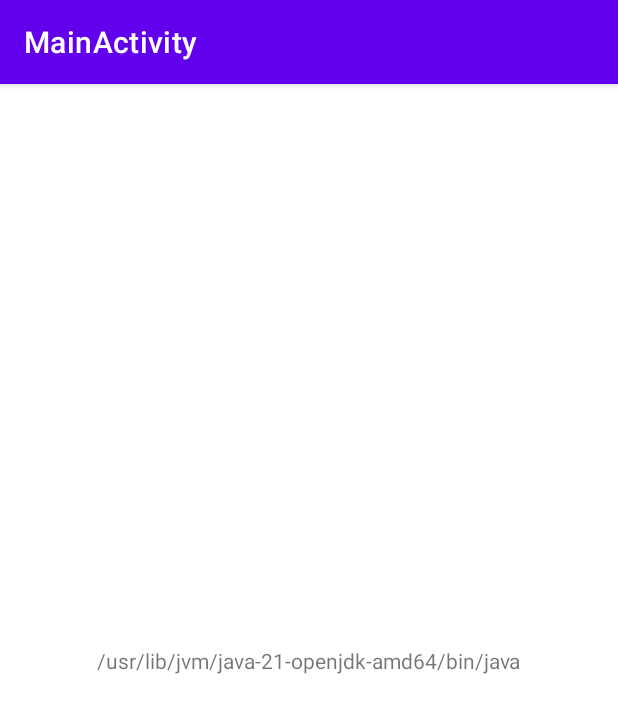
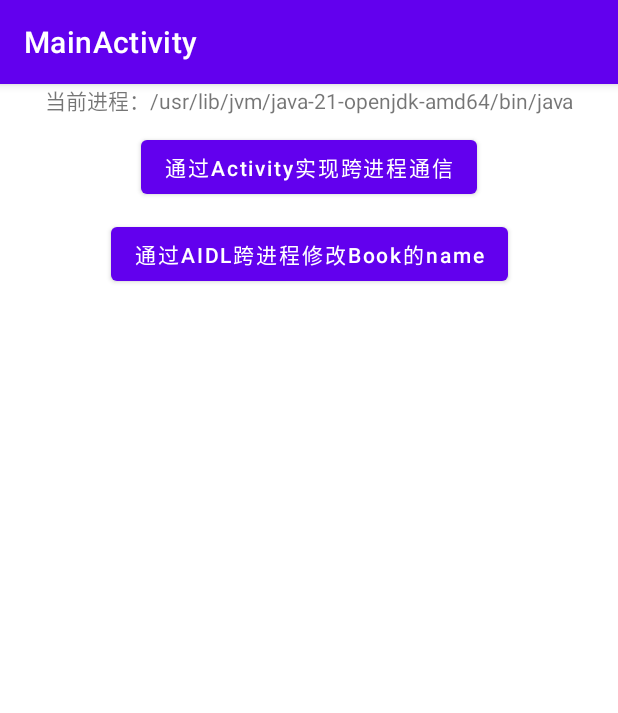
Before and after one commit to ljzjohnliu/JavaStudy, an Android app: the screen it shows after launch (MainActivity), on a phone screen of 412 x 824 dp. Shown: the top 713 px of the screen. Run offline under Robolectric (Android 15) with nearby library versions, the phone set to English and light mode, and no system bars; our stand-ins replace ButterKnife; libraries missing offline, so code that uses them is left out: com.squareup.leakcanary; 3 statements that could not run were skipped.

Commit message:
通过AIDL实现跨进程通信

```diff
--- a/app/src/main/AndroidManifest.xml
+++ b/app/src/main/AndroidManifest.xml
@@ -10,7 +10,8 @@
         android:roundIcon="@mipmap/ic_launcher_round"
         android:supportsRtl="true"
         android:theme="@style/Theme.JavaStudy">
-        <activity android:name="com.study.android.activity.MainActivity"
+        <activity
+            android:name="com.study.android.activity.MainActivity"
             android:label="MainActivity">
             <intent-filter>
                 <action android:name="android.intent.action.MAIN" />
@@ -75,7 +76,8 @@
             android:name="com.study.android.communicate.RemoteService"
             android:exported="true"
             android:label="RemoteService"
-            android:priority="1000" />
+            android:priority="1000"
+            android:process=":remote" />
     </application>
 
 </manifest>
--- a/app/src/main/java/com/study/android/activity/MainActivity.java
+++ b/app/src/main/java/com/study/android/activity/MainActivity.java
@@ -1,26 +1,67 @@
 package com.study.android.activity;
+
+import android.content.ComponentName;
+import android.content.Context;
+import android.content.Intent;
+import android.content.ServiceConnection;
+import android.os.Bundle;
+import android.os.IBinder;
+import android.os.RemoteException;
+import android.util.Log;
+import android.view.View;
+import android.widget.TextView;
 
 import androidx.activity.result.ActivityResultLauncher;
 import androidx.activity.result.contract.ActivityResultContracts;
 import androidx.appcompat.app.AppCompatActivity;
 
-import android.content.Intent;
-import android.os.Bundle;
-import android.text.TextUtils;
-import android.util.Log;
-import android.view.View;
-import android.widget.TextView;
+import com.study.android.R;
+import com.study.android.communicate.IBookAidlInterface;
+import com.study.android.communicate.RemoteActivity;
+import com.study.android.communicate.RemoteService;
+import com.study.android.utils.ProcessUtil;
+import com.study.android.utils.Utils;
 
-import com.study.android.R;
-import com.study.android.communicate.RemoteActivity;
-import com.study.android.utils.ProcessUtil;
+import butterknife.BindView;
+import butterknife.ButterKnife;
+import butterknife.OnClick;
 
 public class MainActivity extends AppCompatActivity {
-
+    private static final String TAG = "MainActivity";
     public static final String KEY_FROM = "KEY_FROM";
     public static final int RESULT_FROM_REMOTE = 1001;
+    @BindView(R.id.title)
+    TextView titleTv;
 
-    private TextView titleTv;
+    private IBookAidlInterface iBookAidlInterface = null;
+
+    private ServiceConnection serviceConnection = new ServiceConnection() {
+        @Override
+        public void onServiceConnected(ComponentName name, IBinder service) {
+            iBookAidlInterface = IBookAidlInterface.Stub.asInterface(service);
+            try {
+                String bookName = iBookAidlInterface.getTitle();
+                Log.d(TAG, "getTitle: bookName = " + bookName);
+            } catch (RemoteException e) {
+                e.printStackTrace();
+                Log.d(TAG, "onServiceConnected: e = " + e);
+            }
+        }
+
+        @Override
+        public void onServiceDisconnected(ComponentName name) {
+
+        }
+    };
+
+    /**
+     * bindService启动流程
+     * context.bindService()  -> onCreate()  -> onBind()  -> Service running  -> onUnbind()  -> onDestroy()  -> Service stop
+     */
+    private void bindService() {
+        Intent intent = new Intent(MainActivity.this, RemoteService.class);
+        bindService(intent, serviceConnection, Context.BIND_AUTO_CREATE);
+    }
 
     private ActivityResultLauncher myActivityLauncher = registerForActivityResult(new ActivityResultContracts.StartActivityForResult(), result -> {
         if (result.getResultCode() == RESULT_FROM_REMOTE) {
@@ -33,9 +74,21 @@ public class MainActivity extends AppCompatActivity {
     protected void onCreate(Bundle savedInstanceState) {
         super.onCreate(savedInstanceState);
         setContentView(R.layout.activity_main);
-        titleTv = findViewById(R.id.title);
-        titleTv.setText(ProcessUtil.getCurrentProcessName());
+        ButterKnife.bind(this);
+        Log.d(TAG, "onCreate:  getPids = " + Utils.getPids() + ", 进程：" + ProcessUtil.getCurrentProcessName());
+        titleTv.setText("当前进程：" + ProcessUtil.getCurrentProcessName());
+        bindService();
+    }
 
+    @Override
+    protected void onDestroy() {
+        super.onDestroy();
+        unbindService(serviceConnection);
+    }
+
+    @OnClick({R.id.remote_activity, R.id.get_book})
+    public void onClick(View view) {
+        switch (view.getId()) {
             /**
              * 匿名内部类应该是平时我们编写代码时用得最多的，在编写事件监听的代码时使用匿名内部类不但方便，而且使代码更加容易维护。
              * 代码中需要给按钮设置监听器对象，使用匿名内部类能够在实现父类或者接口中的方法情况下同时产生一个相应的对象，
@@ -46,15 +99,22 @@ public class MainActivity extends AppCompatActivity {
              * 匿名内部类在编译的时候由系统自动起名为Outter$1.class。
              * 一般来说，匿名内部类用于继承其他类或是实现接口，并不需要增加额外的方法，只是对继承方法的实现或是重写。
              */
-        titleTv.setOnClickListener(new View.OnClickListener() {
-            @Override
-            public void onClick(View v) {
+            case R.id.remote_activity:
                 //D TAG     : onClick: title!!! this = com.study.android.activity.MainActivity$1@58f606c
-                Log.d("TAG", "onClick: title!!! this = " + this);
+                Log.d(TAG, "remote_activity, onClick: this = " + this);
                 Intent mainIntent = new Intent(MainActivity.this, RemoteActivity.class);
                 mainIntent.putExtra(KEY_FROM, "main process");
                 myActivityLauncher.launch(mainIntent);
+                break;
+            case R.id.get_book:
+                try {
+                    iBookAidlInterface.setTitle("我是一个title");
+                    Log.d(TAG, "get_book, onClick: modify bookName = " + iBookAidlInterface.getTitle());
+                } catch (RemoteException e) {
+                    e.printStackTrace();
+                    Log.d(TAG, "get_book, onClick: e = " + e);
                 }
-        });
+                break;
         }
     }
+}
--- a/app/src/main/java/com/study/android/communicate/Book.java
+++ b/app/src/main/java/com/study/android/communicate/Book.java
@@ -8,7 +8,11 @@ public class Book implements Parcelable {
     public String title;
 
     Book() {
+        this("默认的书名");
+    }
 
+    Book(String name) {
+        this.title = name;
     }
 
     protected Book(Parcel in) {
--- a/app/src/main/res/layout/activity_main.xml
+++ b/app/src/main/res/layout/activity_main.xml
@@ -11,9 +11,30 @@
         android:layout_width="wrap_content"
         android:layout_height="wrap_content"
         android:text="Hello World!"
-        app:layout_constraintBottom_toBottomOf="parent"
         app:layout_constraintLeft_toLeftOf="parent"
         app:layout_constraintRight_toRightOf="parent"
         app:layout_constraintTop_toTopOf="parent" />
 
+    <Button
+        android:id="@+id/remote_activity"
+        android:layout_width="wrap_content"
+        android:layout_height="wrap_content"
+        android:layout_marginTop="10dp"
+        android:text="通过Activity实现跨进程通信"
+        android:textAllCaps="false"
+        app:layout_constraintLeft_toLeftOf="parent"
+        app:layout_constraintRight_toRightOf="parent"
+        app:layout_constraintTop_toBottomOf="@+id/title" />
+
+    <Button
+        android:id="@+id/get_book"
+        android:layout_width="wrap_content"
+        android:layout_height="wrap_content"
+        android:layout_marginTop="10dp"
+        android:text="通过AIDL跨进程修改Book的name"
+        android:textAllCaps="false"
+        app:layout_constraintLeft_toLeftOf="parent"
+        app:layout_constraintRight_toRightOf="parent"
+        app:layout_constraintTop_toBottomOf="@+id/remote_activity" />
+
 </androidx.constraintlayout.widget.ConstraintLayout>
```
Also changed, not shown: app/src/main/java/com/study/android/communicate/RemoteService.java (+15 -41 lines), 1 other file. Lines whose indentation alone changed are shown as unchanged.
